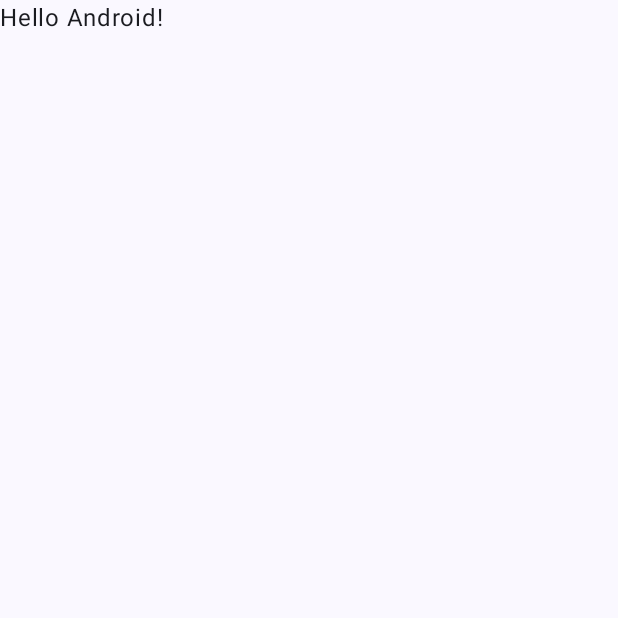
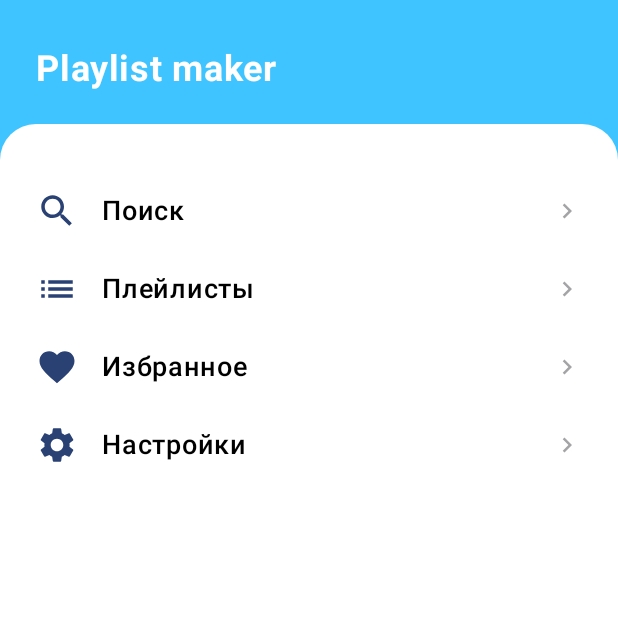
Before and after one commit to Brusilo/playlist-maker-android, an Android app built with Jetpack Compose: the screen it shows after launch (MainActivity), on a phone screen of 412 x 824 dp, the top half of it. Before the commit the part shown is almost empty. Run offline under Robolectric (Android 15) with nearby library versions, the phone set to English and light mode, and no system bars.

Commit message:
добавлен главный экран, экран настроек, экран поиска, настроены взаимодействия между ними

```diff
--- a/app/build.gradle.kts
+++ b/app/build.gradle.kts
@@ -42,6 +42,7 @@ android {
 }
 
 dependencies {
+    implementation("androidx.compose.material:material-icons-extended")
     implementation(libs.androidx.core.ktx)
     implementation(libs.androidx.lifecycle.runtime.ktx)
     implementation(libs.androidx.activity.compose)
--- a/app/src/main/java/com/example/playlist_maker_android_brusilodiana/MainActivity.kt
+++ b/app/src/main/java/com/example/playlist_maker_android_brusilodiana/MainActivity.kt
@@ -1,47 +1,134 @@
 package com.example.playlist_maker_android_brusilodiana
 
+import android.content.Intent
 import android.os.Bundle
 import androidx.activity.ComponentActivity
 import androidx.activity.compose.setContent
-import androidx.activity.enableEdgeToEdge
-import androidx.compose.foundation.layout.fillMaxSize
-import androidx.compose.foundation.layout.padding
-import androidx.compose.material3.Scaffold
+import androidx.compose.foundation.background
+import androidx.compose.foundation.clickable
+import androidx.compose.foundation.layout.*
+import androidx.compose.foundation.shape.RoundedCornerShape
+import androidx.compose.material.icons.Icons
+import androidx.compose.material.icons.filled.ChevronRight
+import androidx.compose.material.icons.filled.Favorite
+import androidx.compose.material.icons.filled.List
+import androidx.compose.material.icons.filled.Search
+import androidx.compose.material.icons.filled.Settings
+import androidx.compose.material3.Icon
+import androidx.compose.material3.MaterialTheme
 import androidx.compose.material3.Text
 import androidx.compose.runtime.Composable
+import androidx.compose.ui.Alignment
 import androidx.compose.ui.Modifier
-import androidx.compose.ui.tooling.preview.Preview
+import androidx.compose.ui.graphics.Color
+import androidx.compose.ui.platform.LocalContext
+import androidx.compose.ui.res.colorResource
+import androidx.compose.ui.res.stringResource
+import androidx.compose.ui.text.font.FontWeight
+import androidx.compose.ui.unit.dp
+import androidx.compose.ui.unit.sp
 import com.example.playlist_maker_android_brusilodiana.ui.theme.MyApplicationTheme
 
 class MainActivity : ComponentActivity() {
     override fun onCreate(savedInstanceState: Bundle?) {
         super.onCreate(savedInstanceState)
-        enableEdgeToEdge()
         setContent {
             MyApplicationTheme {
-                Scaffold(modifier = Modifier.fillMaxSize()) { innerPadding ->
-                    Greeting(
-                        name = "Android",
-                        modifier = Modifier.padding(innerPadding)
-                    )
-                }
+                MainScreen()
             }
         }
     }
 }
 
 @Composable
-fun Greeting(name: String, modifier: Modifier = Modifier) {
-    Text(
-        text = "Hello $name!",
-        modifier = modifier
-    )
+fun MainScreen() {
+    val context = LocalContext.current
+
+    val title = stringResource(R.string.main_screen_title)
+    val search = stringResource(R.string.search_button)
+    val playlists = stringResource(R.string.playlists_button)
+    val favorites = stringResource(R.string.favorites_button)
+    val settings = stringResource(R.string.settings_button)
+
+    Box(
+        modifier = Modifier
+            .fillMaxSize()
+            .background(colorResource(R.color.blue_background))
+    ) {
+        Column(
+            modifier = Modifier
+                .fillMaxWidth()
+                .padding(start = 24.dp, top = 32.dp),
+            horizontalAlignment = Alignment.Start
+        ) {
+            Text(
+                text = title,
+                color = Color.White,
+                fontSize = 24.sp,
+                fontWeight = FontWeight.Bold
+            )
+        }
+
+        Column(
+            modifier = Modifier
+                .fillMaxWidth()
+                .fillMaxHeight(0.9f)
+                .align(Alignment.BottomCenter)
+                .background(
+                    color = Color.White,
+                    shape = RoundedCornerShape(topStart = 24.dp, topEnd = 24.dp)
+                )
+                .padding(horizontal = 24.dp, vertical = 16.dp),
+            verticalArrangement = Arrangement.Top
+        ) {
+            Spacer(modifier = Modifier.height(16.dp))
+
+            MenuItem(search, Icons.Default.Search) {
+                context.startActivity(Intent(context, SearchActivity::class.java))
+            }
+            MenuItem(playlists, Icons.Default.List) { }
+            MenuItem(favorites, Icons.Default.Favorite) { }
+            MenuItem(settings, Icons.Default.Settings) {
+                context.startActivity(Intent(context, SettingsActivity::class.java))
+            }
+        }
+    }
 }
 
-@Preview(showBackground = true)
 @Composable
-fun GreetingPreview() {
-    MyApplicationTheme {
-        Greeting("Android")
+fun MenuItem(
+    title: String,
+    icon: androidx.compose.ui.graphics.vector.ImageVector,
+    onClick: () -> Unit
+) {
+    Row(
+        modifier = Modifier
+            .fillMaxWidth()
+            .clickable { onClick() }
+            .padding(vertical = 12.dp),
+        verticalAlignment = Alignment.CenterVertically
+    ) {
+        Icon(
+            imageVector = icon,
+            contentDescription = title,
+            tint = MaterialTheme.colorScheme.primary,
+            modifier = Modifier.size(28.dp)
+        )
+
+        Spacer(modifier = Modifier.width(16.dp))
+
+        Text(
+            text = title,
+            fontSize = 18.sp,
+            fontWeight = FontWeight.Medium,
+            modifier = Modifier.weight(1f)
+        )
+
+        Icon(
+            imageVector = Icons.Filled.ChevronRight,
+            contentDescription = null,
+            tint = MaterialTheme.colorScheme.onSurface.copy(alpha = 0.4f),
+            modifier = Modifier.size(20.dp)
+        )
     }
 }
--- a/app/src/main/res/values/colors.xml
+++ b/app/src/main/res/values/colors.xml
@@ -7,4 +7,5 @@
     <color name="teal_700">#FF018786</color>
     <color name="black">#FF000000</color>
     <color name="white">#FFFFFFFF</color>
+    <color name="blue_background">#40C4FF</color>
 </resources>
--- a/app/src/main/res/values/strings.xml
+++ b/app/src/main/res/values/strings.xml
@@ -1,3 +1,17 @@
 <resources>
-    <string name="app_name">My Application</string>
+    <string name="app_name">playlist-maker-android-BrusiloDiana</string>
+    <string name="main_screen_title">Playlist maker</string>
+    <string name="search_button">Поиск</string>
+    <string name="playlists_button">Плейлисты</string>
+    <string name="favorites_button">Избранное</string>
+    <string name="settings_button">Настройки</string>
+    <string name="button_pressed">Нажата кнопка "%1$s"</string>
+    <string name="search_screen_title">Поиск</string>
+    <string name="search_placeholder">Поиск</string>
+    <string name="settings_screen_title">Настройки</string>
+    <string name="dark_theme">Тёмная тема</string>
+    <string name="share_app">Поделиться приложением</string>
+    <string name="support">Написать в поддержку</string>
+    <string name="user_agreement">Пользовательское соглашение</string>
+    <string name="back_button">Назад</string>
 </resources>
--- a/settings.gradle.kts
+++ b/settings.gradle.kts
@@ -19,5 +19,5 @@ dependencyResolutionManagement {
     }
 }
 
-rootProject.name = "My Application"
+rootProject.name = "playlist-maker-android-BrusiloDiana"
 include(":app")
```
Also changed, not shown: app/src/main/AndroidManifest.xml (+10 -1 lines), app/src/main/java/com/example/playlist_maker_android_brusilodiana/SearchActivity.kt (added, +82 -0 lines), app/src/main/java/com/example/playlist_maker_android_brusilodiana/SettingsActivity.kt (added, +109 -0 lines), 1 other file.
